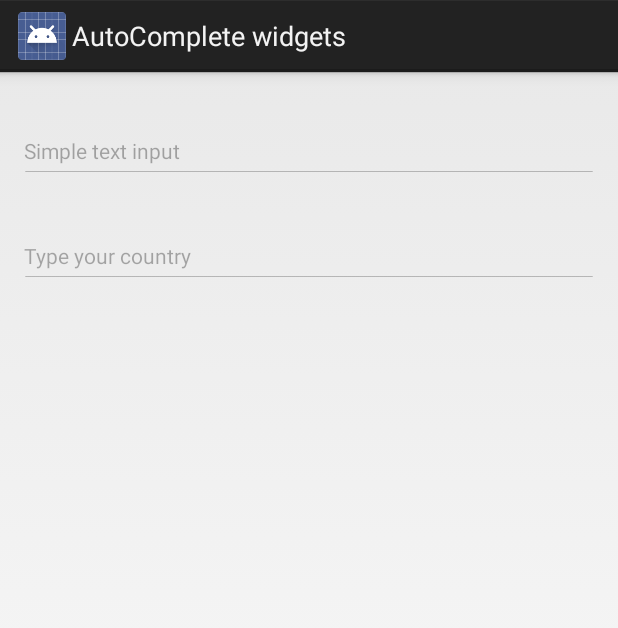
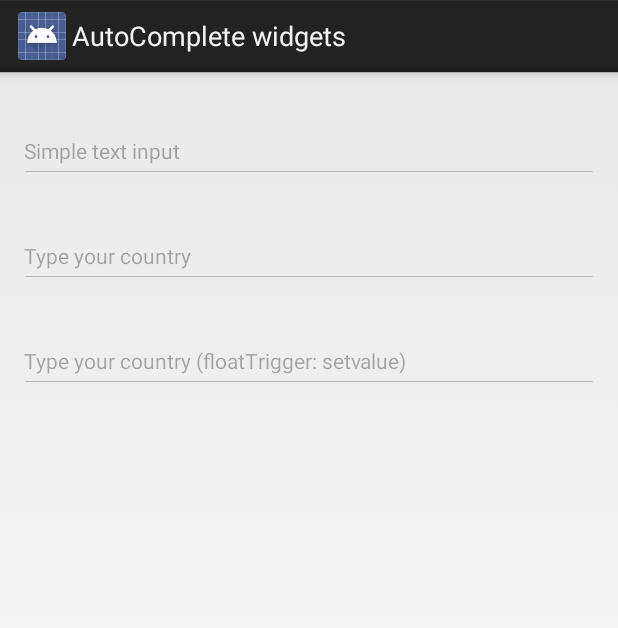
Before and after one commit to marvinlabs/android-floatinglabel-widgets, an Android app: the screen it shows after launch (MainActivity), after a tap on "AutoComplete widgets", on a phone screen of 412 x 824 dp. Shown: the top 628 px of the screen. Run offline under Robolectric (Android 15) with nearby library versions, the phone set to English and light mode, and no system bars; 1 other tap on this screen came first.

Commit message:
autocomplete widget float on focus

```diff
--- a/demo/src/main/java/com/marvinlabs/widget/floatinglabel/demo/AutoCompleteWidgetsFragment.java
+++ b/demo/src/main/java/com/marvinlabs/widget/floatinglabel/demo/AutoCompleteWidgetsFragment.java
@@ -23,6 +23,7 @@ public class AutoCompleteWidgetsFragment extends Fragment implements FloatingLab
 
     FloatingLabelAutoCompleteTextView textView1;
     FloatingLabelAutoCompleteTextView textView2;
+    FloatingLabelAutoCompleteTextView textView3;
 
     public static AutoCompleteWidgetsFragment newInstance() {
         return new AutoCompleteWidgetsFragment();
@@ -42,6 +43,9 @@ public class AutoCompleteWidgetsFragment extends Fragment implements FloatingLab
         textView2.setInputWidgetAdapter(new CountriesAutoCompleteAdapter(getActivity()));
         textView2.setEditTextListener(this);
 
+        textView3 = (FloatingLabelAutoCompleteTextView) root.findViewById(R.id.edit_text3);
+        textView3.setInputWidgetAdapter(new CountriesAutoCompleteAdapter(getActivity()));
+        textView3.setEditTextListener(this);
         return root;
     }
 
--- a/demo/src/main/res/layout/fragment_autocomplete_widgets.xml
+++ b/demo/src/main/res/layout/fragment_autocomplete_widgets.xml
@@ -29,5 +29,12 @@
             android:layout_marginBottom="15dp"
             app:flw_labelText="Type your country" />
 
+        <com.marvinlabs.widget.floatinglabel.autocomplete.FloatingLabelAutoCompleteTextView
+            android:id="@+id/edit_text3"
+            android:layout_width="match_parent"
+            android:layout_height="wrap_content"
+            android:layout_marginBottom="15dp"
+            app:flw_floatTrigger="setValue"
+            app:flw_labelText="Type your country (floatTrigger: setvalue)" />
     </LinearLayout>
 </ScrollView>
--- a/library/src/main/java/com/marvinlabs/widget/floatinglabel/edittext/FloatingLabelEditText.java
+++ b/library/src/main/java/com/marvinlabs/widget/floatinglabel/edittext/FloatingLabelEditText.java
@@ -76,7 +76,7 @@ public class FloatingLabelEditText extends FloatingLabelTextViewBase<EditText> {
         inputWidget.setOnFocusChangeListener(new OnFocusChangeListener() {
              @Override
              public void onFocusChange(View view, boolean focused) {
-                 if (floatLabelTrigger != FloatTrigger.FOCUS) return;
+                 if (floatLabelTrigger.isSetValue()) return;
                  if (focused) {
                      floatLabel();
                  } else if (!focused && getInputWidget().getText().length() == 0) {
@@ -227,7 +227,7 @@ public class FloatingLabelEditText extends FloatingLabelTextViewBase<EditText> {
      * @param s The new text
      */
     protected void onTextChanged(String s) {
-        if (floatLabelTrigger.equals(FloatTrigger.VALUE_PRESENT)) {
+        if (floatLabelTrigger.isSetValue()) {
             if (s.length() == 0) {
                 anchorLabel();
             } else {
```
Also changed, not shown: library/src/main/java/com/marvinlabs/widget/floatinglabel/FloatTrigger.java (+8 -0 lines), library/src/main/java/com/marvinlabs/widget/floatinglabel/autocomplete/FloatingLabelAutoCompleteTextView.java (+19 -5 lines).
